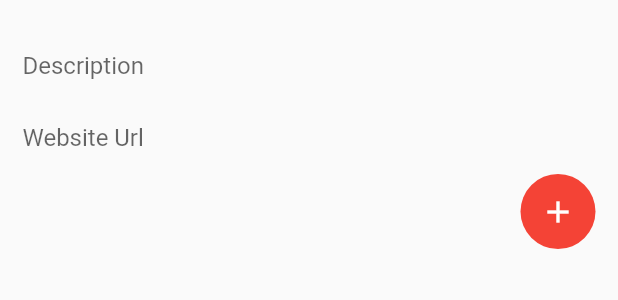
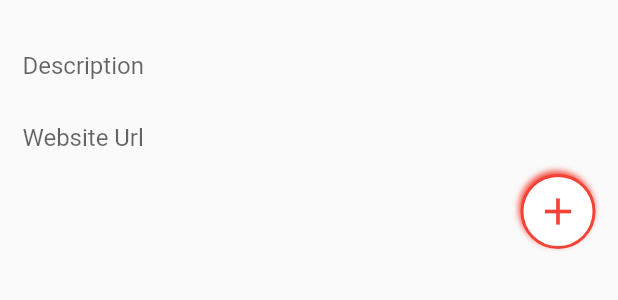
Before and after one commit to Arkangel12/SaveMyCopy, a Flutter app: the AddClipboard widget shown alone on an empty page, opened directly, on a phone screen of 412 x 824 dp. Shown: the top 300 px of the screen. Run offline on Flutter 3.47's test engine with Material 2 defaults, Android fonts, the phone set to English and light mode, and no system bars; our stand-ins replace cloud_firestore, firebase_auth, font_awesome_flutter, google_sign_in, rxdart, webview_flutter; missing offline and left inert: clipboard_plugin, flutter_facebook_login; accounts and stored records are empty; network calls fail.

Commit message:
Se agregaron funcionalidades

```diff
--- a/lib/src/app.dart
+++ b/lib/src/app.dart
@@ -9,6 +9,7 @@ class SaveMyCopy extends StatelessWidget {
       title: 'Save My Copy',
       theme: ThemeData(
         primarySwatch: Colors.red,
+        primaryColorBrightness: Brightness.light
       ),
       home: LoginScreen(),
     );
--- a/lib/src/widgets/addClipboard.dart
+++ b/lib/src/widgets/addClipboard.dart
@@ -54,9 +54,26 @@ class _AddBookmarkState extends State<AddClipboard> {
                   width: 50,
                   height: 50,
                   alignment: Alignment.center,
-                  decoration:
-                  BoxDecoration(color: Colors.red, shape: BoxShape.circle),
-                  child: Icon(Icons.add, color: Colors.white),
+                  decoration: BoxDecoration(
+                    color: Colors.white,
+                    shape: BoxShape.circle,
+                    border: Border.all(
+                      color: Colors.red,
+                      width: 2,
+                    ),
+                    boxShadow: [
+                      BoxShadow(
+                        color: Colors.red,
+                        offset: Offset(-1, -2),
+                        blurRadius: 3,
+                      ),
+                    ],
+                  ),
+                  child: Icon(
+                    Icons.add,
+                    color: Colors.red,
+                    size: 30,
+                  ),
                 ),
               ),
             ],
--- a/pubspec.yaml
+++ b/pubspec.yaml
@@ -27,6 +27,7 @@ dependencies:
   font_awesome_flutter: any
   rxdart: ^0.20.0
   webview_flutter: ^0.3.0
+  clipboard_plugin: ^0.0.1
 
 dev_dependencies:
   flutter_test:
```
Also changed, not shown: lib/src/screens/clipboardScreen.dart (+38 -5 lines).
